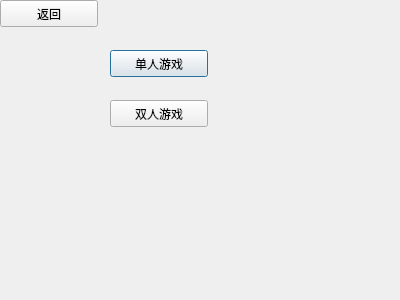
shendl1978/testQGraphicsView1, file startdialog.ui: the form before one commit.
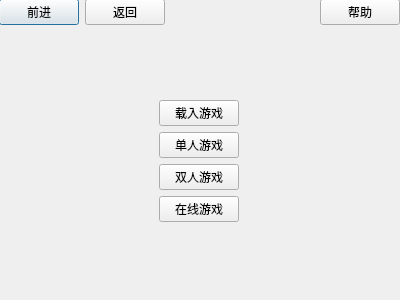
The form after the commit.

Commit message: layout startDialog

What changed in the file:
```diff
--- a/startdialog.ui
+++ b/startdialog.ui
@@ -13,44 +13,109 @@
   <property name="windowTitle">
    <string>Dialog</string>
   </property>
-  <widget class="QPushButton" name="singleGame">
+  <widget class="QWidget" name="verticalLayoutWidget">
    <property name="geometry">
     <rect>
-     <x>110</x>
-     <y>50</y>
-     <width>98</width>
-     <height>27</height>
+     <x>-1</x>
+     <y>-1</y>
+     <width>401</width>
+     <height>291</height>
     </rect>
    </property>
-   <property name="text">
-    <string>单人游戏</string>
-   </property>
-  </widget>
-  <widget class="QPushButton" name="twoBtn">
-   <property name="geometry">
-    <rect>
-     <x>110</x>
-     <y>100</y>
-     <width>98</width>
-     <height>27</height>
-    </rect>
-   </property>
-   <property name="text">
-    <string>双人游戏</string>
-   </property>
-  </widget>
-  <widget class="QPushButton" name="returnBtn">
-   <property name="geometry">
-    <rect>
-     <x>0</x>
-     <y>0</y>
-     <width>98</width>
-     <height>27</height>
-    </rect>
-   </property>
-   <property name="text">
-    <string>返回</string>
-   </property>
+   <layout class="QVBoxLayout" name="verticalLayout">
+    <item>
+     <layout class="QHBoxLayout" name="horizontalLayout">
+      <item alignment="Qt::AlignLeft|Qt::AlignVCenter">
+       <widget class="QPushButton" name="forwardButton">
+        <property name="text">
+         <string>前进</string>
+        </property>
+       </widget>
+      </item>
+      <item alignment="Qt::AlignLeft|Qt::AlignVCenter">
+       <widget class="QPushButton" name="returnBtn">
+        <property name="text">
+         <string>返回</string>
+        </property>
+       </widget>
+      </item>
+      <item>
+       <spacer name="horizontalSpacer">
+        <property name="orientation">
+         <enum>Qt::Horizontal</enum>
+        </property>
+        <property name="sizeHint" stdset="0">
+         <size>
+          <width>40</width>
+          <height>20</height>
+         </size>
+        </property>
+       </spacer>
+      </item>
+      <item alignment="Qt::AlignRight|Qt::AlignVCenter">
+       <widget class="QPushButton" name="helpButton">
+        <property name="text">
+         <string>帮助</string>
+        </property>
+       </widget>
+      </item>
+     </layout>
+    </item>
+    <item>
+     <spacer name="verticalSpacer">
+      <property name="orientation">
+       <enum>Qt::Vertical</enum>
+      </property>
+      <property name="sizeHint" stdset="0">
+       <size>
+        <width>20</width>
+        <height>40</height>
+       </size>
+      </property>
+     </spacer>
+    </item>
+    <item alignment="Qt::AlignHCenter|Qt::AlignVCenter">
+     <widget class="QPushButton" name="loadButton">
+      <property name="text">
+       <string>载入游戏</string>
+      </property>
+     </widget>
+    </item>
+    <item alignment="Qt::AlignHCenter">
+     <widget class="QPushButton" name="singleGame">
+      <property name="text">
+       <string>单人游戏</string>
+      </property>
+     </widget>
+    </item>
+    <item alignment="Qt::AlignHCenter|Qt::AlignVCenter">
+     <widget class="QPushButton" name="twoBtn">
+      <property name="text">
+       <string>双人游戏</string>
+      </property>
+     </widget>
+    </item>
+    <item alignment="Qt::AlignHCenter|Qt::AlignVCenter">
+     <widget class="QPushButton" name="onlineButton">
+      <property name="text">
+       <string>在线游戏</string>
+      </property>
+     </widget>
+    </item>
+    <item>
+     <spacer name="verticalSpacer_2">
+      <property name="orientation">
+       <enum>Qt::Vertical</enum>
+      </property>
+      <property name="sizeHint" stdset="0">
+       <size>
+        <width>20</width>
+        <height>40</height>
+       </size>
+      </property>
+     </spacer>
+    </item>
+   </layout>
   </widget>
  </widget>
  <resources/>
```
The commit also changes 2 other files.
